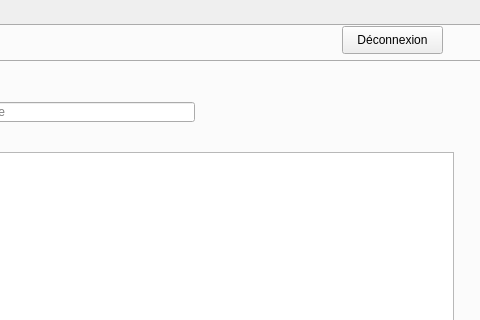
Old version of the form integration/admin.ui in the repository fourat8/madsquad; both pictures show x 320 to 800 and y 0 to 320 of the 800 by 538 pixel window.
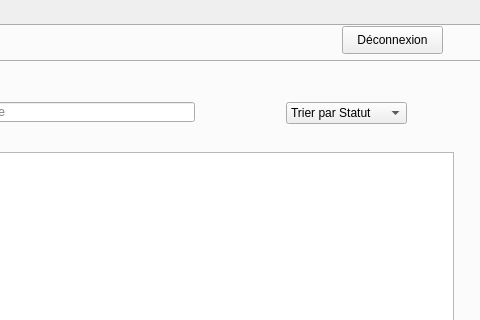
New version of the form.

The edit to the form file:
```diff
--- a/integration/admin.ui
+++ b/integration/admin.ui
@@ -123,6 +123,21 @@
          <string/>
         </property>
        </widget>
+       <widget class="QComboBox" name="comboBox">
+        <property name="geometry">
+         <rect>
+          <x>602</x>
+          <y>40</y>
+          <width>121</width>
+          <height>22</height>
+         </rect>
+        </property>
+        <item>
+         <property name="text">
+          <string>Trier par Statut</string>
+         </property>
+        </item>
+       </widget>
        <zorder>label</zorder>
        <zorder>label_6</zorder>
        <zorder>tabetudiant</zorder>
```
Left out of the diff: 3 changed lines with no effect on the pictures.
